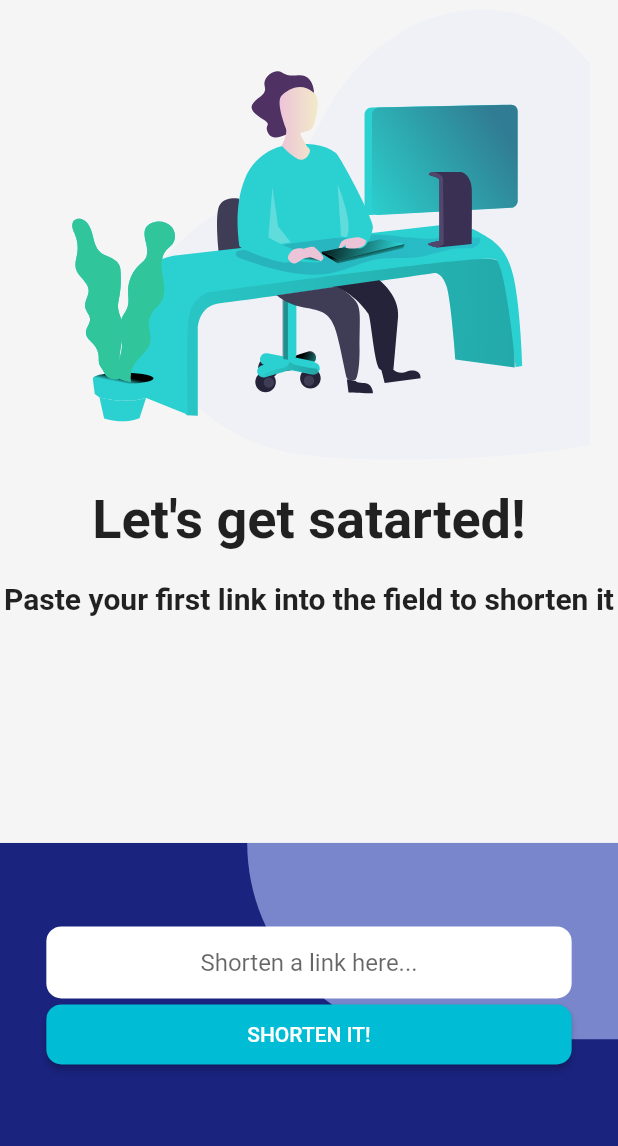
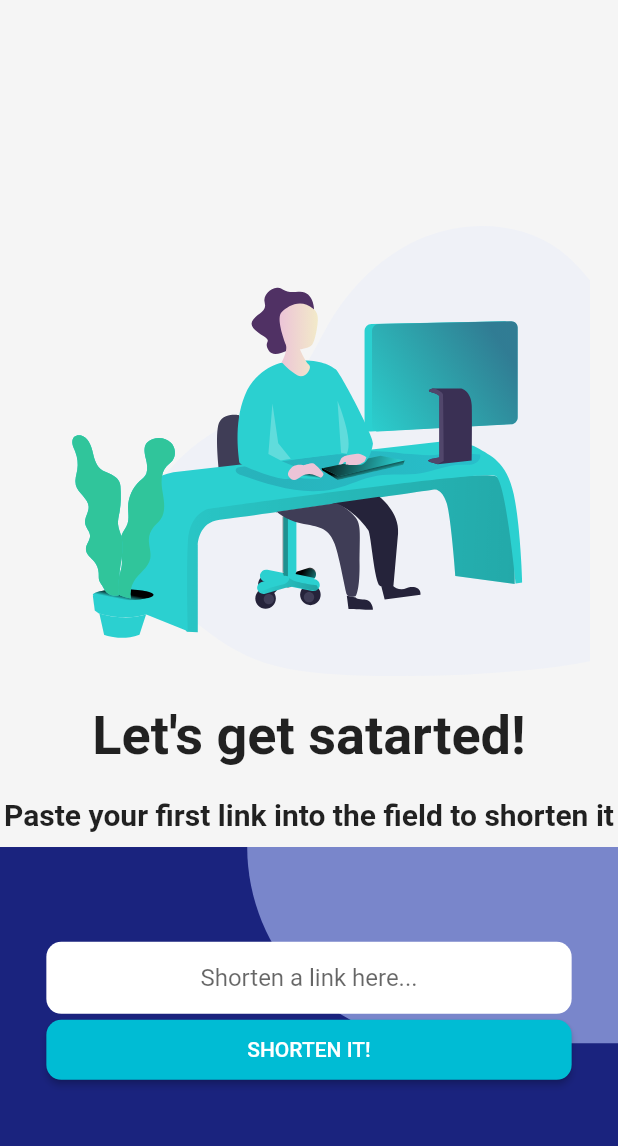
Before and after one commit to uluibrahim/shortly_url, a Flutter app: the HomeView screen opened by its route, on a phone screen of 412 x 824 dp, the part 82-1228 px from its top. Run offline on Flutter 3.47's test engine with Material 2 defaults, Android fonts, the phone set to English and light mode, and no system bars; our stand-ins replace auto_route, dio, easy_localization, flutter_svg.

Commit message:
Keyboard problem solved

```diff
--- a/lib/features/home/view/home_view.dart
+++ b/lib/features/home/view/home_view.dart
@@ -48,16 +48,22 @@ class _HomeViewState extends State<HomeView> with ValidationMixin {
           body: Stack(
             children: [
               Column(
+                mainAxisAlignment: MainAxisAlignment.end,
                 children: [
-                  Expanded(
+                  Flexible(
                     flex: 73,
-                    child: viewmodel.shortedLinkList?.isNotEmpty ?? false
-                        ? _yourHistorLinks(viewmodel)
-                        : _started,
+                    child: SingleChildScrollView(
+                      child: viewmodel.shortedLinkList?.isNotEmpty ?? false
+                          ? _yourHistorLinks(viewmodel)
+                          : _started,
+                    ),
                   ),
-                  Expanded(
+                  const SizedBox(height: 10),
+                  Flexible(
                     flex: 27,
-                    child: _formAndShortenButton(viewmodel),
+                    child: SingleChildScrollView(
+                      child: _formAndShortenButton(viewmodel),
+                    ),
                   ),
                 ],
               ),
@@ -186,6 +192,7 @@ class _HomeViewState extends State<HomeView> with ValidationMixin {
         children: [
           Container(
             width: context.width,
+            height: (context.height * 0.27),
             decoration: BoxDecoration(
               color: Colors.indigo.shade900,
             ),
@@ -204,8 +211,10 @@ class _HomeViewState extends State<HomeView> with ValidationMixin {
           ),
           SizedBox(
             width: context.width,
+            height: (context.height * 0.27),
             child: Column(
               mainAxisAlignment: MainAxisAlignment.center,
+              crossAxisAlignment: CrossAxisAlignment.center,
               children: [
                 Container(
                   width: context.width * 0.85,
```
